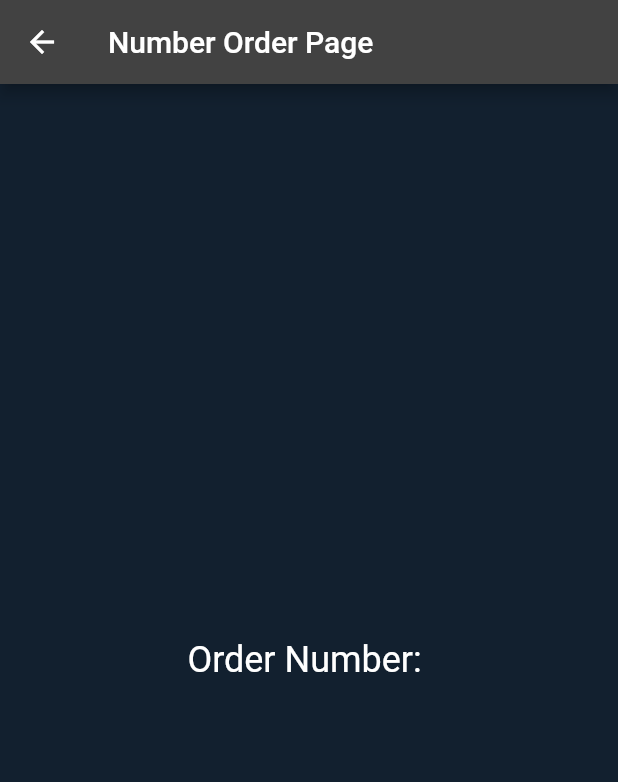
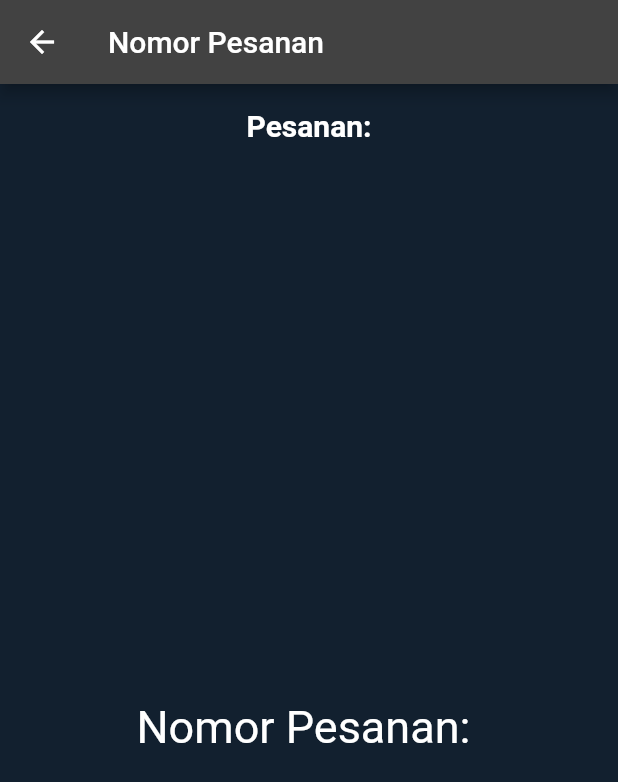
Before and after one commit to lukhim/Menu_Kantin, a Flutter app: the NumberOrderPage screen opened directly with empty values, on a phone screen of 412 x 824 dp. Shown: the top 782 px of the screen. Run offline on Flutter 3.47's test engine with Material 2 defaults, Android fonts, the phone set to English and light mode, and no system bars; our stand-ins replace dio, shared_preferences; accounts and stored records are empty.

Commit message:
editan kecil

```diff
--- a/lib/ui/menu_page.dart
+++ b/lib/ui/menu_page.dart
@@ -194,9 +194,9 @@ class _MenuPageState extends State<MenuPage> {
                 ),
               );
             },
-            child: const Text('Confirm Order'),
+            child: const Text('Pesan'),
           ),
-          const SizedBox(height: 16.0),
+          const SizedBox(height: 20.0),
         ],
       ),
     );
@@ -269,7 +269,7 @@ class CheckoutPage extends StatelessWidget {
     Navigator.push(
       context,
       MaterialPageRoute(
-        builder: (context) => NumberOrderPage(orderNumber: orderNumber),
+        builder: (context) => NumberOrderPage(orderNumber: orderNumber, selectedItems: selectedItems),
       ),
     );
   }
@@ -278,7 +278,7 @@ class CheckoutPage extends StatelessWidget {
   Widget build(BuildContext context) {
     return Scaffold(
       appBar: AppBar(
-        title: const Text('Checkout Page'),
+        title: const Text('Konfirmasi'),
       ),
       body: Column(
         crossAxisAlignment: CrossAxisAlignment.start,
@@ -286,7 +286,7 @@ class CheckoutPage extends StatelessWidget {
           const Padding(
             padding: EdgeInsets.all(16.0),
             child: Text(
-              'Selected Items:',
+              'Pesanan:',
               style: TextStyle(
                 fontSize: 20.0,
                 fontWeight: FontWeight.bold,
@@ -324,7 +324,7 @@ class CheckoutPage extends StatelessWidget {
                   minimumSize: MaterialStateProperty.all(const Size(200.0, 50.0)),
                 ),
                 child: const Text(
-                  'Confirm Order',
+                  'Pesan',
                   style: TextStyle(fontSize: 18.0),
                 ),
               ),
@@ -338,20 +338,51 @@ class CheckoutPage extends StatelessWidget {
 
 class NumberOrderPage extends StatelessWidget {
   final String orderNumber;
+  final Map<String, String> selectedItems;
 
-  NumberOrderPage({required this.orderNumber});
+  NumberOrderPage({required this.orderNumber, required this.selectedItems });
+
 
   @override
   Widget build(BuildContext context) {
     return Scaffold(
       appBar: AppBar(
-        title: const Text('Number Order Page'),
+        title: const Text('Nomor Pesanan'),
       ),
-      body: Center(
-        child: Text(
-          'Order Number: $orderNumber',
-          style: const TextStyle(fontSize: 24.0),
-        ),
+      body: Column(
+
+        crossAxisAlignment: CrossAxisAlignment.center,
+        children: [
+          const Padding(
+            padding: EdgeInsets.all(16.0),
+            child: Text(
+              'Pesanan:',
+              style: TextStyle(
+                fontSize: 20.0,
+                fontWeight: FontWeight.bold,
+              ),
+            ),
+          ),
+          Expanded(
+            child: ListView.builder(
+              itemCount: selectedItems.length,
+              itemBuilder: (context, index) {
+                final category = selectedItems.keys.elementAt(index);
+                final item = selectedItems.values.elementAt(index);
+                return ListTile(
+                  title: Text('Pilihan $category'),
+                  subtitle: Text('menu: $item'),
+                );
+              },
+            ),
+          ),
+          Expanded(
+            child: Text(
+              'Nomor Pesanan: $orderNumber',
+              style: const TextStyle(fontSize: 30.0,)
+            ),
+          ),
+        ],
       ),
     );
   }
```
